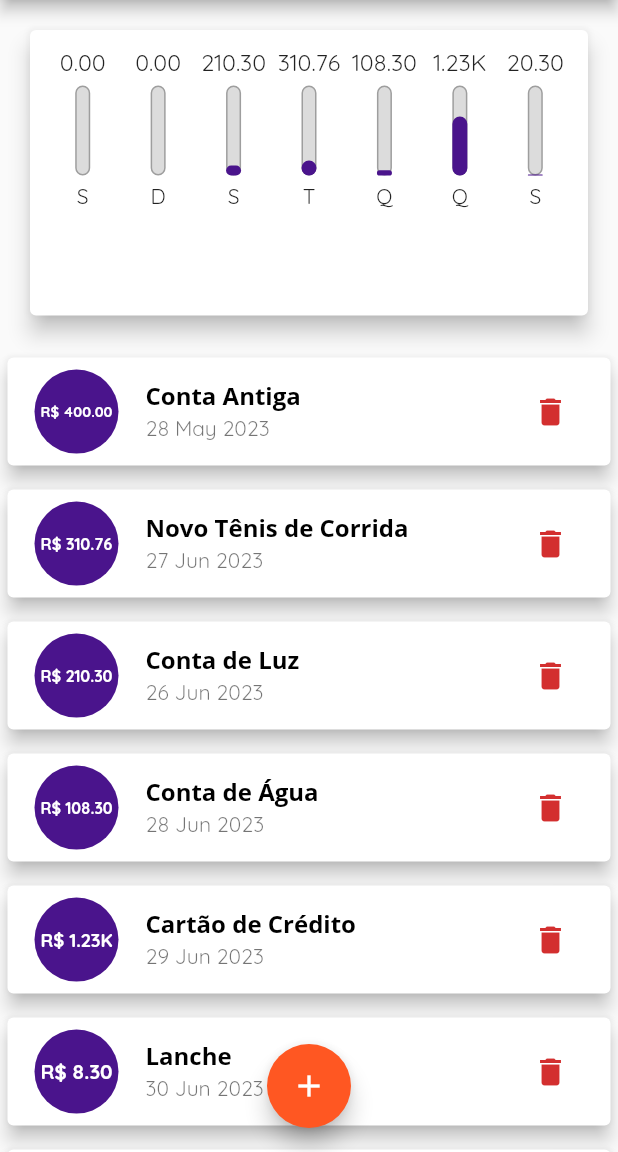
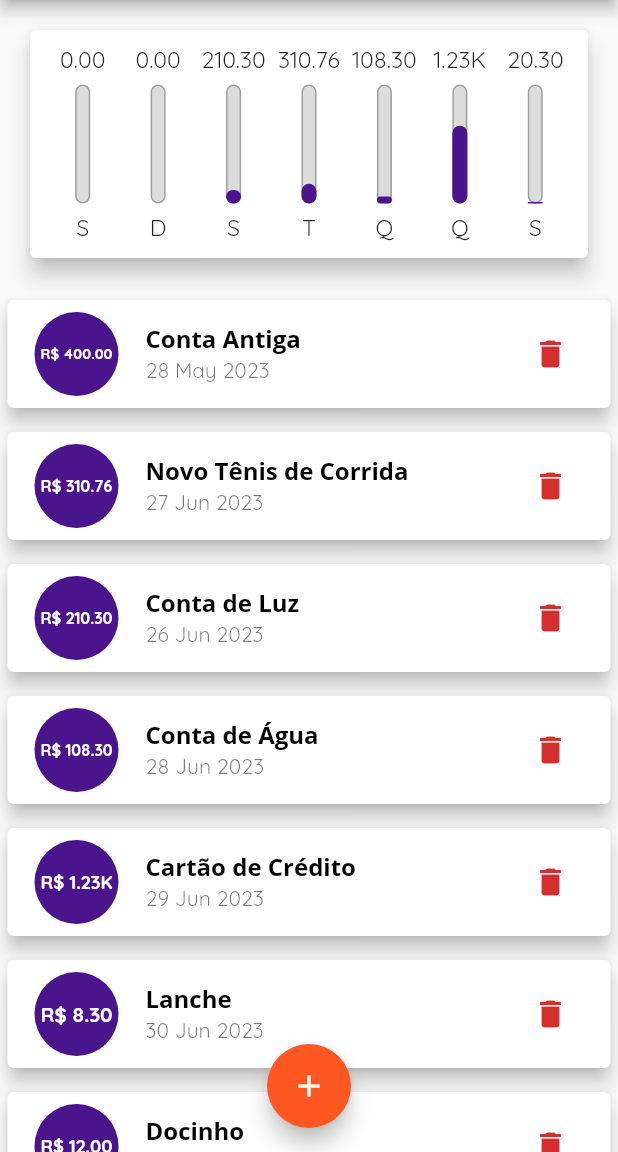
Before and after one commit to jhonatancassante/despesas_pessoais_flutter, a Flutter app: the screen it shows after launch, on a phone screen of 412 x 824 dp, the part 84-1236 px from its top. Run offline on Flutter 3.47's test engine with Material 2 defaults, Android fonts, the phone set to English and light mode, and no system bars.

Commit message:
Implementado melhoria de responsividade no gráfico

```diff
--- a/lib/components/grafico_barra.dart
+++ b/lib/components/grafico_barra.dart
@@ -15,12 +15,12 @@ class GraficoBarra extends StatelessWidget {
 
   @override
   Widget build(BuildContext context) {
-    return Padding(
-      padding: const EdgeInsets.all(2.0),
-      child: Column(
+    return LayoutBuilder(
+      builder: (ctx, constraints) {
+        return Column(
           children: [
             SizedBox(
-            height: 20,
+              height: constraints.maxHeight * 0.15,
               child: FittedBox(
                 child: Text(
                   valor > 1000
@@ -32,9 +32,11 @@ class GraficoBarra extends StatelessWidget {
                 ),
               ),
             ),
-          Container(
-            margin: const EdgeInsets.fromLTRB(0, 5, 0, 5),
-            height: 60,
+            SizedBox(
+              height: constraints.maxHeight * 0.05,
+            ),
+            SizedBox(
+              height: constraints.maxHeight * 0.6,
               width: 10,
               child: Stack(
                 alignment: Alignment.bottomCenter,
@@ -61,9 +63,18 @@ class GraficoBarra extends StatelessWidget {
                 ],
               ),
             ),
-          Text(rotulo),
+            SizedBox(
+              height: constraints.maxHeight * 0.05,
+            ),
+            SizedBox(
+              height: constraints.maxHeight * 0.15,
+              child: FittedBox(
+                child: Text(rotulo),
+              ),
+            ),
           ],
-      ),
+        );
+      },
     );
   }
 }
--- a/lib/main.dart
+++ b/lib/main.dart
@@ -190,11 +190,11 @@ class _HomePageState extends State<HomePage> {
           crossAxisAlignment: CrossAxisAlignment.stretch,
           children: <Widget>[
             SizedBox(
-              height: alturaDisponivel * 0.3,
+              height: alturaDisponivel * 0.25,
               child: Grafico(_transacoesRecentes),
             ),
             SizedBox(
-              height: alturaDisponivel * 0.7,
+              height: alturaDisponivel * 0.75,
               child: ListaTransacao(_transacoes, _excluirTransacao),
             ),
           ],
```
Lines whose indentation alone changed are shown as unchanged.
